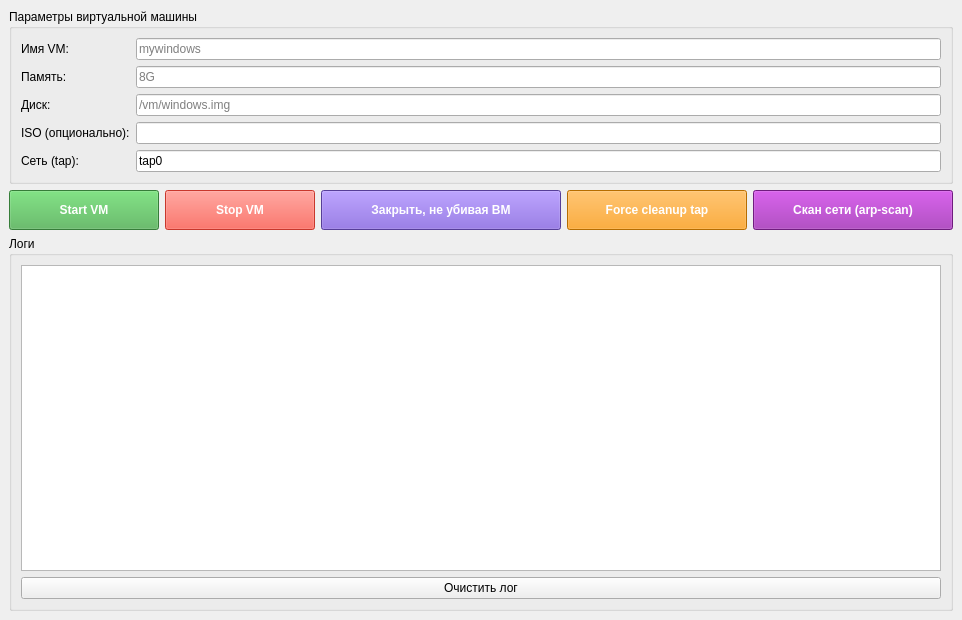
The window that mainwindow.ui (definitly486/VMrunGui) describes before a commit, drawn with Qt 5.
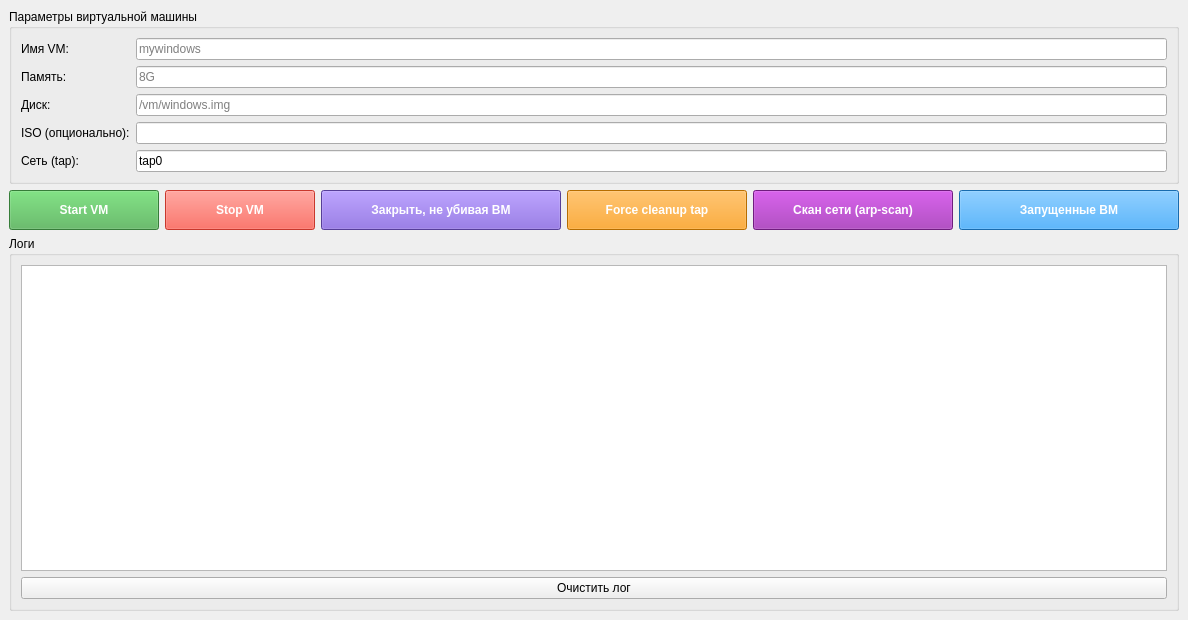
The same window after the commit. Icons and pictures are not drawn.

Commit message: изменено:      mainwindow.cpp 	изменено:      mainwindow.h 	изменено:      mainwindow.ui

```diff
--- a/mainwindow.ui
+++ b/mainwindow.ui
@@ -226,6 +226,33 @@
        </widget>
       </item>
 
+      <!-- НОВАЯ КНОПКА: Показать запущенные ВМ -->
+      <item>
+       <widget class="QPushButton" name="pushButton_runningVms">
+        <property name="minimumSize">
+         <size>
+          <width>220</width>
+          <height>40</height>
+         </size>
+        </property>
+        <property name="font">
+         <font>
+          <weight>75</weight>
+          <bold>true</bold>
+         </font>
+        </property>
+        <property name="styleSheet">
+         <string notr="true">background-color: #2196F3; color: white;</string>
+        </property>
+        <property name="text">
+         <string>Запущенные ВМ</string>
+        </property>
+        <property name="toolTip">
+         <string>Показать все запущенные bhyve-процессы (с PID и именем VM)</string>
+        </property>
+       </widget>
+      </item>
+
       <item>
        <spacer name="horizontalSpacer">
         <property name="orientation">
```
Left out of the diff: 14 changed lines with no effect on the pictures. The commit also changes 2 other files.
